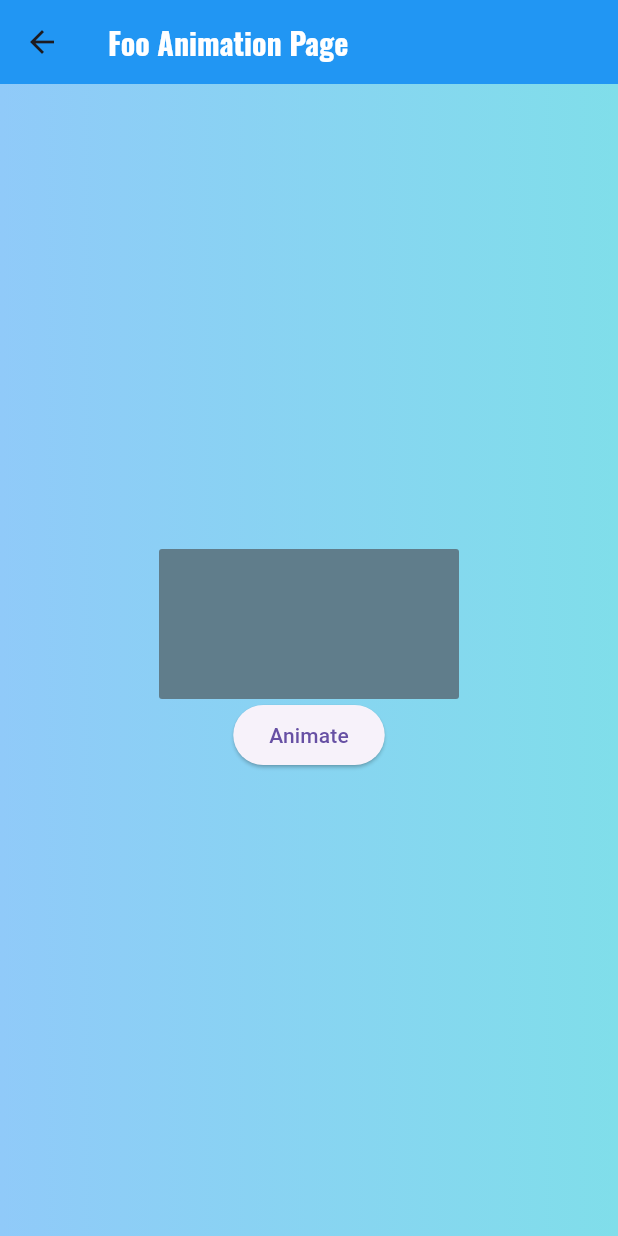
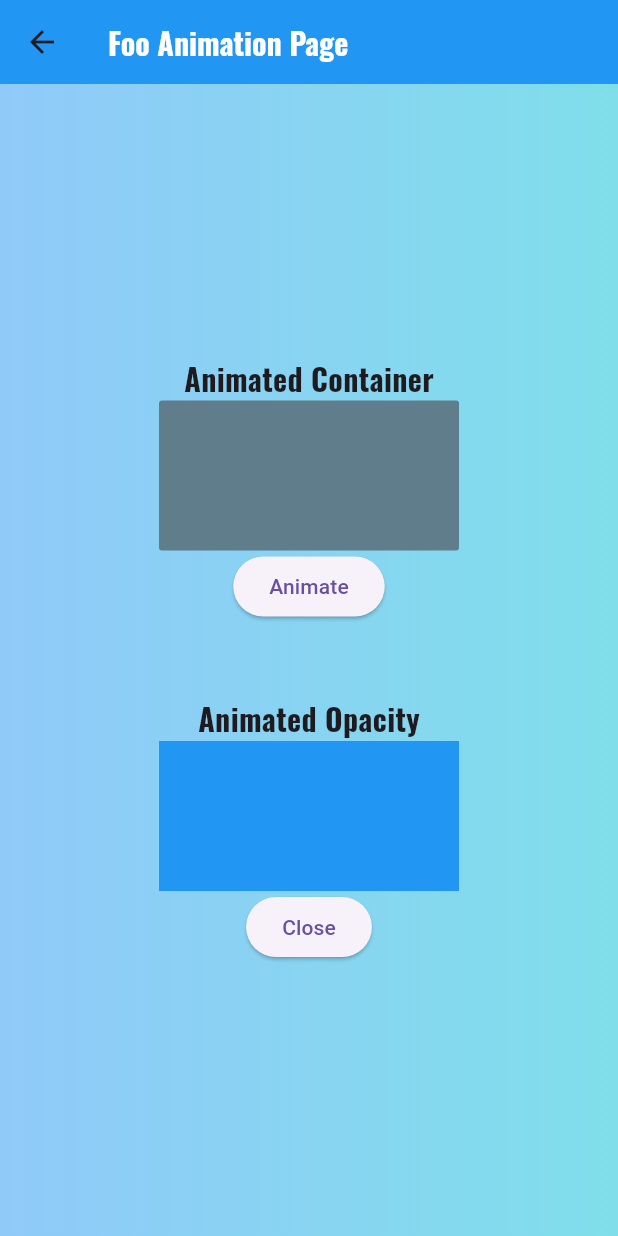
Before and after one commit to mh-rahat/development-learning-journey, a Flutter app: the FooAnimatedWidgetPage screen opened directly, on a phone screen of 412 x 824 dp. Run offline on Flutter 3.47's test engine with Material 3 defaults, Android fonts, the phone set to English and light mode, and no system bars; our stand-ins replace font_awesome_flutter.

Commit message:
update the file

```diff
--- a/dart/flutter_learning/flutter_basics/lib/screens/foo_animation_page.dart
+++ b/dart/flutter_learning/flutter_basics/lib/screens/foo_animation_page.dart
@@ -1,4 +1,5 @@
 import 'package:flutter/material.dart';
+import 'package:flutter_basics/ui_helper/util.dart';
 import 'package:flutter_basics/widgets/gradiant_scaffold.dart';
 
 class FooAnimatedWidgetPage extends StatefulWidget {
@@ -20,6 +21,9 @@
     color: Colors.blueGrey,
   );
 
+  var myOpacity = 1.0;
+  bool isVisible = true;
+
   @override
   Widget build(BuildContext context) {
     return GradiantScaffold(
@@ -28,6 +32,8 @@
         child: Column(
           mainAxisAlignment: MainAxisAlignment.center,
           children: [
+            // Animated Container
+            Text('Animated Container', style: textStyle20()),
             AnimatedContainer(
               width: _width,
               height: _height,
@@ -59,6 +65,30 @@
               },
               child: Text('Animate'),
             ),
+            SizedBox(height: 50),
+
+            // Animated Opacity
+            Text('Animated Opacity', style: textStyle20()),
+            AnimatedOpacity(
+              opacity: myOpacity,
+              duration: Duration(seconds: 1),
+              curve: Curves.easeInSine,
+              child: Container(width: 200, height: 100, color: Colors.blue),
+            ),
+            ElevatedButton(
+              onPressed: () {
+                setState(() {
+                  if (isVisible) {
+                    myOpacity = 0.0; // invisible
+                    isVisible = false;
+                  } else {
+                    myOpacity = 1.0; // visible
+                    isVisible = true;
+                  }
+                });
+              },
+              child: Text('Close'),
+            ),
           ],
         ),
       ),
```
